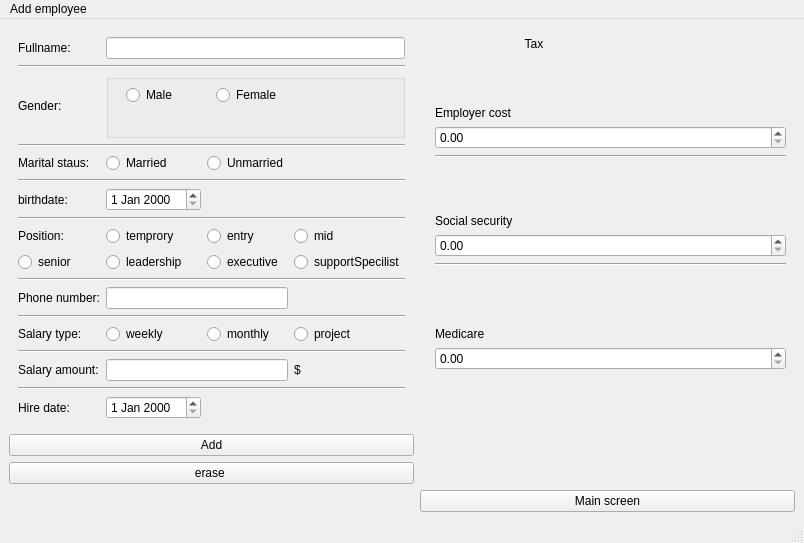
Before: the Qt Designer form addemployeewindow.ui in Dimcrap/payroll-app, drawn with Qt 5.
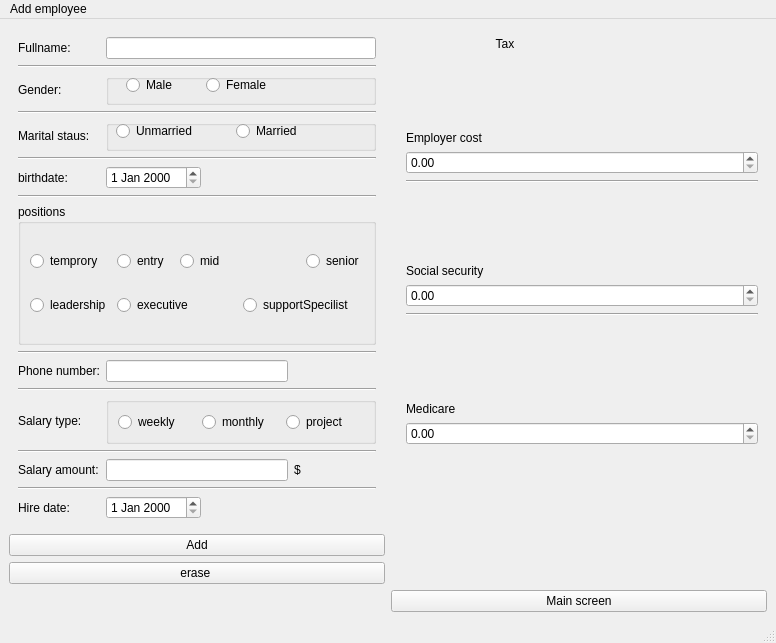
After: the same form once the commit is applied.

```diff
--- a/addemployeewindow.ui
+++ b/addemployeewindow.ui
@@ -6,8 +6,8 @@
    <rect>
     <x>0</x>
     <y>0</y>
-    <width>804</width>
-    <height>543</height>
+    <width>776</width>
+    <height>643</height>
    </rect>
   </property>
   <property name="windowTitle">
@@ -174,155 +174,47 @@
     <item row="0" column="0">
      <widget class="QWidget" name="fram1" native="true">
       <layout class="QGridLayout" name="gridLayout_2">
-       <item row="10" column="0">
-        <widget class="QRadioButton" name="radioButton_8">
-         <property name="text">
-          <string>senior</string>
-         </property>
-        </widget>
-       </item>
-       <item row="4" column="0">
-        <widget class="QLabel" name="label_2">
-         <property name="text">
-          <string>Marital staus:</string>
-         </property>
-        </widget>
-       </item>
-       <item row="14" column="0">
-        <widget class="QLabel" name="label_6">
-         <property name="text">
-          <string>Salary type:</string>
-         </property>
-        </widget>
-       </item>
-       <item row="10" column="3">
-        <widget class="QRadioButton" name="radioButton_11">
-         <property name="text">
-          <string>supportSpecilist</string>
-         </property>
-        </widget>
-       </item>
-       <item row="9" column="0">
-        <widget class="QLabel" name="PostionLabel">
-         <property name="text">
-          <string>Position:</string>
-         </property>
-        </widget>
-       </item>
-       <item row="8" column="0" colspan="4">
-        <widget class="Line" name="line_2">
-         <property name="orientation">
-          <enum>Qt::Orientation::Horizontal</enum>
-         </property>
-        </widget>
-       </item>
-       <item row="0" column="0">
-        <widget class="QLabel" name="label">
-         <property name="text">
-          <string>Fullname:</string>
-         </property>
-        </widget>
-       </item>
-       <item row="9" column="3">
-        <widget class="QRadioButton" name="radioButton_7">
-         <property name="text">
-          <string>mid</string>
-         </property>
-        </widget>
-       </item>
-       <item row="10" column="2">
-        <widget class="QRadioButton" name="radioButton_10">
-         <property name="text">
-          <string>executive</string>
-         </property>
-        </widget>
-       </item>
-       <item row="18" column="1">
-        <widget class="QDateEdit" name="Hiredate"/>
-       </item>
-       <item row="9" column="1">
-        <widget class="QRadioButton" name="radioButton_5">
-         <property name="text">
-          <string>temprory</string>
-         </property>
-        </widget>
-       </item>
-       <item row="5" column="0" colspan="4">
-        <widget class="Line" name="line_3">
-         <property name="orientation">
-          <enum>Qt::Orientation::Horizontal</enum>
-         </property>
-        </widget>
-       </item>
        <item row="6" column="1">
         <widget class="QDateEdit" name="birthdate"/>
        </item>
-       <item row="15" column="0" colspan="4">
-        <widget class="Line" name="line_7">
+       <item row="3" column="0" colspan="4">
+        <widget class="Line" name="line_4">
          <property name="orientation">
           <enum>Qt::Orientation::Horizontal</enum>
          </property>
         </widget>
        </item>
-       <item row="4" column="1">
-        <widget class="QRadioButton" name="marriedB">
-         <property name="text">
-          <string>Married</string>
-         </property>
-        </widget>
-       </item>
-       <item row="9" column="2">
-        <widget class="QRadioButton" name="radioButton_6">
-         <property name="text">
-          <string>entry</string>
-         </property>
-        </widget>
-       </item>
-       <item row="4" column="2">
-        <widget class="QRadioButton" name="unmarriedB">
-         <property name="text">
-          <string>Unmarried</string>
-         </property>
-        </widget>
-       </item>
-       <item row="11" column="0" colspan="4">
-        <widget class="Line" name="line">
-         <property name="orientation">
-          <enum>Qt::Orientation::Horizontal</enum>
-         </property>
-        </widget>
-       </item>
-       <item row="12" column="0">
+       <item row="11" column="0">
         <widget class="QLabel" name="label_4">
          <property name="text">
           <string>Phone number:</string>
          </property>
         </widget>
        </item>
-       <item row="16" column="1" colspan="2">
-        <widget class="QLineEdit" name="Salaryamount"/>
+       <item row="17" column="1">
+        <widget class="QDateEdit" name="Hiredate"/>
        </item>
        <item row="0" column="1" colspan="3">
         <widget class="QLineEdit" name="name"/>
        </item>
-       <item row="14" column="1">
-        <widget class="QRadioButton" name="weeklyB">
+       <item row="17" column="0">
+        <widget class="QLabel" name="label_8">
          <property name="text">
-          <string>weekly</string>
+          <string>Hire date:</string>
          </property>
         </widget>
        </item>
-       <item row="14" column="3">
-        <widget class="QRadioButton" name="projectB">
+       <item row="4" column="0">
+        <widget class="QLabel" name="label_2">
          <property name="text">
-          <string>project</string>
+          <string>Marital staus:</string>
          </property>
         </widget>
        </item>
-       <item row="16" column="0">
-        <widget class="QLabel" name="label_7">
+       <item row="13" column="0">
+        <widget class="QLabel" name="label_6">
          <property name="text">
-          <string>Salary amount:</string>
+          <string>Salary type:</string>
          </property>
         </widget>
        </item>
@@ -333,75 +225,92 @@
          </property>
         </widget>
        </item>
-       <item row="10" column="1">
-        <widget class="QRadioButton" name="radioButton_9">
-         <property name="text">
-          <string>leadership</string>
-         </property>
-        </widget>
-       </item>
-       <item row="17" column="0" colspan="4">
-        <widget class="Line" name="line_8">
+       <item row="7" column="0" colspan="4">
+        <widget class="Line" name="line_2">
          <property name="orientation">
           <enum>Qt::Orientation::Horizontal</enum>
          </property>
         </widget>
        </item>
-       <item row="12" column="1" colspan="2">
+       <item row="11" column="1" colspan="2">
         <widget class="QLineEdit" name="phoneNumber"/>
        </item>
-       <item row="1" column="0" colspan="4">
-        <widget class="Line" name="line_5">
+       <item row="15" column="1" colspan="2">
+        <widget class="QLineEdit" name="Salaryamount"/>
+       </item>
+       <item row="16" column="0" colspan="4">
+        <widget class="Line" name="line_8">
          <property name="orientation">
           <enum>Qt::Orientation::Horizontal</enum>
          </property>
         </widget>
        </item>
-       <item row="14" column="2">
-        <widget class="QRadioButton" name="monthlyB">
-         <property name="text">
-          <string>monthly</string>
+       <item row="14" column="0" colspan="4">
+        <widget class="Line" name="line_7">
+         <property name="orientation">
+          <enum>Qt::Orientation::Horizontal</enum>
          </property>
         </widget>
        </item>
-       <item row="18" column="0">
-        <widget class="QLabel" name="label_8">
-         <property name="text">
-          <string>Hire date:</string>
+       <item row="5" column="0" colspan="4">
+        <widget class="Line" name="line_3">
+         <property name="orientation">
+          <enum>Qt::Orientation::Horizontal</enum>
          </property>
         </widget>
        </item>
-       <item row="13" column="0" colspan="4">
+       <item row="12" column="0" colspan="4">
         <widget class="Line" name="line_6">
          <property name="orientation">
           <enum>Qt::Orientation::Horizontal</enum>
          </property>
         </widget>
        </item>
-       <item row="16" column="3">
+       <item row="10" column="0" colspan="4">
+        <widget class="Line" name="line">
+         <property name="orientation">
+          <enum>Qt::Orientation::Horizontal</enum>
+         </property>
+        </widget>
+       </item>
+       <item row="15" column="0">
+        <widget class="QLabel" name="label_7">
+         <property name="text">
+          <string>Salary amount:</string>
+         </property>
+        </widget>
+       </item>
+       <item row="0" column="0">
+        <widget class="QLabel" name="label">
+         <property name="text">
+          <string>Fullname:</string>
+         </property>
+        </widget>
+       </item>
+       <item row="15" column="3">
         <widget class="QLabel" name="label_13">
          <property name="text">
           <string>$</string>
          </property>
         </widget>
        </item>
-       <item row="3" column="0" colspan="4">
-        <widget class="Line" name="line_4">
+       <item row="1" column="0" colspan="4">
+        <widget class="Line" name="line_5">
          <property name="orientation">
           <enum>Qt::Orientation::Horizontal</enum>
          </property>
         </widget>
        </item>
        <item row="2" column="1" colspan="3">
-        <widget class="QGroupBox" name="groupBox">
+        <widget class="QGroupBox" name="genderGroupBox">
          <property name="title">
           <string/>
          </property>
          <widget class="QRadioButton" name="femaleB">
           <property name="geometry">
            <rect>
-            <x>110</x>
-            <y>10</y>
+            <x>100</x>
+            <y>0</y>
             <width>81</width>
             <height>22</height>
            </rect>
@@ -414,7 +323,7 @@
           <property name="geometry">
            <rect>
             <x>20</x>
-            <y>10</y>
+            <y>0</y>
             <width>86</width>
             <height>22</height>
            </rect>
@@ -432,6 +341,133 @@
          </property>
         </widget>
        </item>
+       <item row="13" column="1" colspan="3">
+        <widget class="QGroupBox" name="salarytypeGroupBox">
+         <property name="title">
+          <string/>
+         </property>
+         <layout class="QGridLayout" name="gridLayout_3">
+          <item row="0" column="0">
+           <widget class="QRadioButton" name="weeklyB">
+            <property name="text">
+             <string>weekly</string>
+            </property>
+           </widget>
+          </item>
+          <item row="0" column="1">
+           <widget class="QRadioButton" name="monthlyB">
+            <property name="text">
+             <string>monthly</string>
+            </property>
+           </widget>
+          </item>
+          <item row="0" column="2">
+           <widget class="QRadioButton" name="projectB">
+            <property name="text">
+             <string>project</string>
+            </property>
+           </widget>
+          </item>
+         </layout>
+        </widget>
+       </item>
+       <item row="8" column="0" colspan="4">
+        <widget class="QGroupBox" name="positonGroupBox">
+         <property name="sizePolicy">
+          <sizepolicy hsizetype="Preferred" vsizetype="MinimumExpanding">
+           <horstretch>0</horstretch>
+           <verstretch>0</verstretch>
+          </sizepolicy>
+         </property>
+         <property name="title">
+          <string>positions</string>
+         </property>
+         <layout class="QGridLayout" name="gridLayout_4">
+          <item row="0" column="1">
+           <widget class="QRadioButton" name="radioButton_6">
+            <property name="text">
+             <string>entry</string>
+            </property>
+           </widget>
+          </item>
+          <item row="1" column="0">
+           <widget class="QRadioButton" name="radioButton_9">
+            <property name="text">
+             <string>leadership</string>
+            </property>
+           </widget>
+          </item>
+          <item row="0" column="4">
+           <widget class="QRadioButton" name="radioButton_8">
+            <property name="text">
+             <string>senior</string>
+            </property>
+           </widget>
+          </item>
+          <item row="1" column="3" colspan="2">
+           <widget class="QRadioButton" name="radioButton_11">
+            <property name="text">
+             <string>supportSpecilist</string>
+            </property>
+           </widget>
+          </item>
+          <item row="1" column="1" colspan="2">
+           <widget class="QRadioButton" name="radioButton_10">
+            <property name="text">
+             <string>executive</string>
+            </property>
+           </widget>
+          </item>
+          <item row="0" column="2" colspan="2">
+           <widget class="QRadioButton" name="radioButton_7">
+            <property name="text">
+             <string>mid</string>
+            </property>
+           </widget>
+          </item>
+          <item row="0" column="0">
+           <widget class="QRadioButton" name="radioButton_5">
+            <property name="text">
+             <string>temprory</string>
+            </property>
+           </widget>
+          </item>
+         </layout>
+        </widget>
+       </item>
+       <item row="4" column="1" colspan="3">
+        <widget class="QGroupBox" name="maritalGroupBox">
+         <property name="title">
+          <string/>
+         </property>
+         <widget class="QRadioButton" name="unmarriedB">
+          <property name="geometry">
+           <rect>
+            <x>10</x>
+            <y>0</y>
+            <width>81</width>
+            <height>22</height>
+           </rect>
+          </property>
+          <property name="text">
+           <string>Unmarried</string>
+          </property>
+         </widget>
+         <widget class="QRadioButton" name="marriedB">
+          <property name="geometry">
+           <rect>
+            <x>130</x>
+            <y>0</y>
+            <width>109</width>
+            <height>22</height>
+           </rect>
+          </property>
+          <property name="text">
+           <string>Married</string>
+          </property>
+         </widget>
+        </widget>
+       </item>
       </layout>
      </widget>
     </item>
@@ -442,7 +478,7 @@
     <rect>
      <x>0</x>
      <y>0</y>
-     <width>804</width>
+     <width>776</width>
      <height>21</height>
     </rect>
    </property>
```
